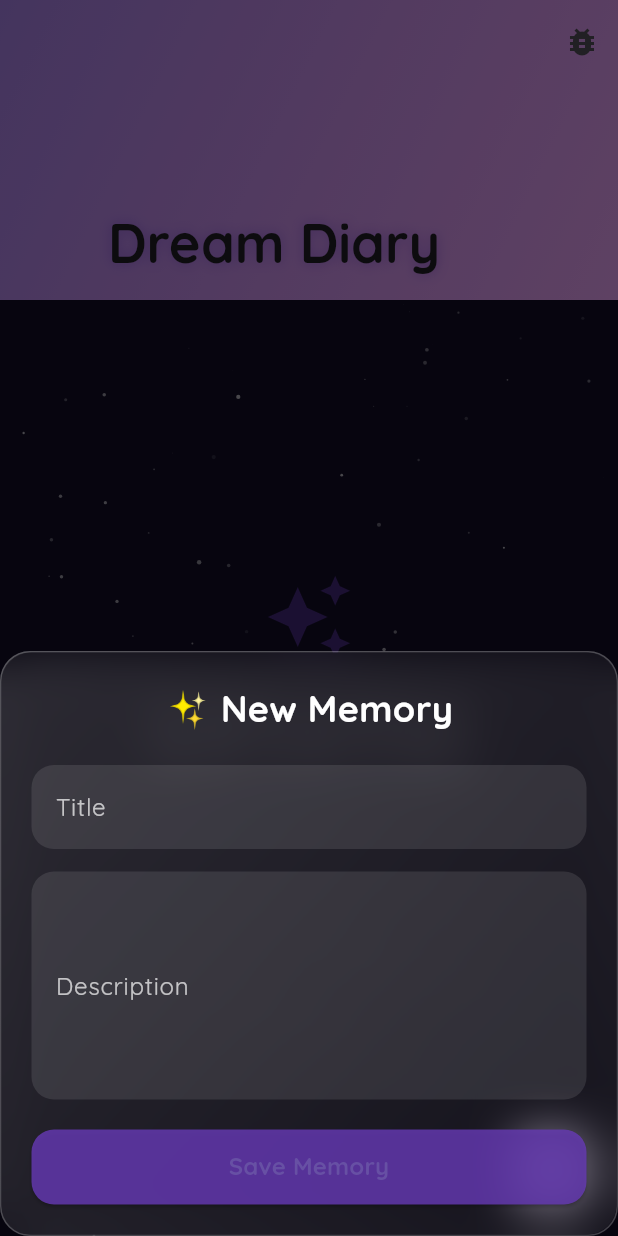
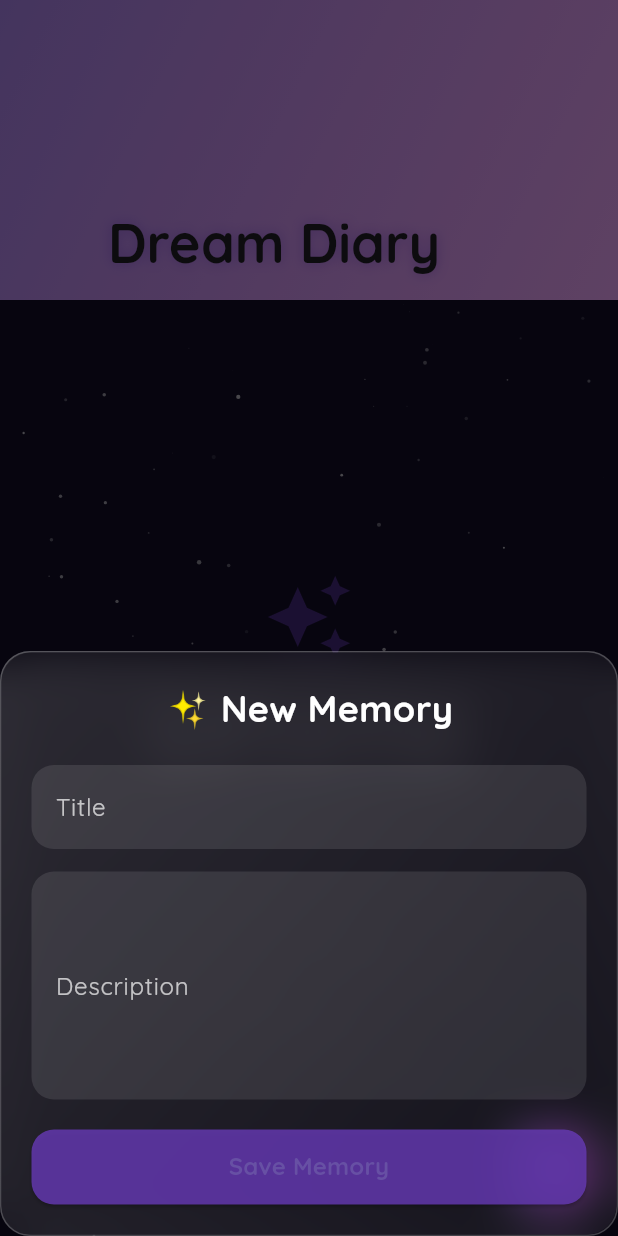
Before and after one commit to afqaffendi/romydiary, a Flutter app: the screen it shows after launch, after a tap on the "add" icon, on a phone screen of 412 x 824 dp. Run offline on Flutter 3.47's test engine with Material 3 defaults, Android fonts, the phone set to English and light mode, and no system bars; drawn by our look-alikes of liquid_pull_to_refresh; our stand-ins replace confetti, flutter_staggered_animations, google_fonts, shimmer, sqflite; accounts and stored records are empty.

Commit message:
adjust based on basic criteria

```diff
--- a/lib/homepage.dart
+++ b/lib/homepage.dart
@@ -67,7 +67,6 @@ class _HomePageState extends State<HomePage> with SingleTickerProviderStateMixin
   final TextEditingController _descriptionController = TextEditingController();
   final Random _random = Random();
   bool _isSaving = false;
-  bool _showDebugButton = false; // For testing purposes
 
   @override
   void initState() {
@@ -78,15 +77,12 @@ class _HomePageState extends State<HomePage> with SingleTickerProviderStateMixin
 
   Future<void> _initializeApp() async {
     try {
-      debugPrint('Initializing database...');
       final db = await SQLHelper.database;
       final tables = await db.rawQuery(
         "SELECT name FROM sqlite_master WHERE type='table' AND name='journals'"
       );
-      debugPrint('Existing tables: $tables');
 
       if (tables.isEmpty) {
-        debugPrint('Creating journals table...');
         await db.execute('''
           CREATE TABLE journals(
             id INTEGER PRIMARY KEY AUTOINCREMENT,
@@ -98,7 +94,6 @@ class _HomePageState extends State<HomePage> with SingleTickerProviderStateMixin
       }
       await _refreshJournals();
     } catch (e) {
-      debugPrint('Initialization error: $e');
       _showError('Failed to initialize app: ${e.toString()}');
     } finally {
       if (mounted) {
@@ -109,18 +104,11 @@ class _HomePageState extends State<HomePage> with SingleTickerProviderStateMixin
 
   Future<void> _refreshJournals() async {
     try {
-      debugPrint('Refreshing journals...');
       final data = await SQLHelper.getItems();
-      debugPrint('Retrieved ${data.length} items');
-
       if (mounted) {
-        setState(() {
-          _journals = data;
-          debugPrint('Journals updated: ${_journals.length} items');
-        });
+        setState(() => _journals = data);
       }
     } catch (e) {
-      debugPrint('Refresh error: $e');
       _showError('Failed to load entries: ${e.toString()}');
     }
   }
@@ -133,13 +121,10 @@ class _HomePageState extends State<HomePage> with SingleTickerProviderStateMixin
 
     setState(() => _isSaving = true);
     try {
-      debugPrint('Saving item: ${_titleController.text}');
       final id = await SQLHelper.createItem(
         _titleController.text,
         _descriptionController.text,
       );
-
-      debugPrint('Saved item with ID: $id');
 
       if (id > 0) {
         _titleController.clear();
@@ -151,7 +136,6 @@ class _HomePageState extends State<HomePage> with SingleTickerProviderStateMixin
         _showError('Failed to save memory');
       }
     } catch (e) {
-      debugPrint('Save error: $e');
       _showError('Error saving memory: ${e.toString()}');
     } finally {
       if (mounted) {
@@ -189,6 +173,33 @@ class _HomePageState extends State<HomePage> with SingleTickerProviderStateMixin
         setState(() => _isSaving = false);
       }
     }
+  }
+
+  Future<void> _confirmDelete(int id) async {
+    return showDialog(
+      context: context,
+      builder: (context) => GlassContainer(
+        blur: 15,
+        child: AlertDialog(
+          title: Text('Delete Entry', style: GoogleFonts.quicksand(color: Colors.white)),
+          content: Text('Are you sure?', style: GoogleFonts.quicksand(color: Colors.white70)),
+          backgroundColor: Colors.transparent,
+          actions: [
+            TextButton(
+              onPressed: () => Navigator.pop(context),
+              child: Text('Cancel', style: GoogleFonts.quicksand(color: Colors.white70)),
+            ),
+            TextButton(
+              onPressed: () async {
+                Navigator.pop(context);
+                await _deleteItem(id);
+              },
+              child: Text('Delete', style: GoogleFonts.quicksand(color: Colors.red)),
+            ),
+          ],
+        ),
+      ),
+    );
   }
 
   Future<void> _deleteItem(int id) async {
@@ -312,6 +323,93 @@ class _HomePageState extends State<HomePage> with SingleTickerProviderStateMixin
     );
   }
 
+  Widget _buildEmptyState() {
+    return Column(
+      mainAxisAlignment: MainAxisAlignment.center,
+      children: [
+        Icon(
+          Icons.auto_awesome,
+          size: 60,
+          color: Colors.deepPurple.withOpacity(0.5),
+        ),
+        const SizedBox(height: 20),
+        Text(
+          'No dreams recorded yet!\nTap the + button to begin',
+          textAlign: TextAlign.center,
+          style: GoogleFonts.quicksand(
+            fontSize: 18,
+            color: Colors.white70,
+          ),
+        ),
+      ],
+    );
+  }
+
+  Widget _buildJournalCard(Map<String, dynamic> journal, BuildContext context) {
+    return Container(
+      margin: const EdgeInsets.only(bottom: 16),
+      child: GlassContainer(
+        blur: 10,
+        child: InkWell(
+          borderRadius: BorderRadius.circular(20),
+          onTap: () => _showForm(journal['id']),
+          child: Padding(
+            padding: const EdgeInsets.all(16),
+            child: Column(
+              crossAxisAlignment: CrossAxisAlignment.start,
+              children: [
+                Row(
+                  children: [
+                    Expanded(
+                      child: Text(
+                        journal['title'],
+                        style: GoogleFonts.quicksand(
+                          fontSize: 18,
+                          fontWeight: FontWeight.bold,
+                          color: Colors.white,
+                        ),
+                        maxLines: 1,
+                        overflow: TextOverflow.ellipsis,
+                      ),
+                    ),
+                    IconButton(
+                      icon: const Icon(Icons.delete, color: Colors.white70),
+                      onPressed: () => _confirmDelete(journal['id']),
+                    ),
+                  ],
+                ),
+                const SizedBox(height: 8),
+                Text(
+                  journal['description'] ?? '',
+                  style: GoogleFonts.quicksand(
+                    color: Colors.white70,
+                  ),
+                  maxLines: 3,
+                  overflow: TextOverflow.ellipsis,
+                ),
+                const SizedBox(height: 8),
+                Row(
+                  mainAxisAlignment: MainAxisAlignment.end,
+                  children: [
+                    Text(
+                      journal['createdAt'] != null
+                          ? journal['createdAt'].toString().substring(0, 10)
+                          : '',
+                      style: GoogleFonts.quicksand(
+                        color: Colors.white70,
+                        fontSize: 12,
+                      ),
+                    ),
+                  ],
+                ),
+              ],
+            ),
+          ),
+        ),
+      ),
+    );
+  }
+
   void _showMessage(String message) {
     ScaffoldMessenger.of(context).showSnackBar(
       SnackBar(
@@ -348,71 +446,6 @@ class _HomePageState extends State<HomePage> with SingleTickerProviderStateMixin
           borderRadius: BorderRadius.circular(10),
         ),
         duration: const Duration(seconds: 3),
-      ),
-    );
-  }
-
-  Widget _buildJournalCard(Map<String, dynamic> journal, BuildContext context) {
-    return Container(
-      margin: const EdgeInsets.only(bottom: 16),
-      child: GlassContainer(
-        blur: 10,
-        child: InkWell(
-          borderRadius: BorderRadius.circular(20),
-          onTap: () => _showForm(journal['id']),
-          child: Padding(
-            padding: const EdgeInsets.all(16),
-            child: Column(
-              crossAxisAlignment: CrossAxisAlignment.start,
-              children: [
-                Row(
-                  children: [
-                    Expanded(
-                      child: Text(
-                        journal['title'],
-                        style: GoogleFonts.quicksand(
-                          fontSize: 18,
-                          fontWeight: FontWeight.bold,
-                          color: Colors.white,
-                        ),
-                        maxLines: 1,
-                        overflow: TextOverflow.ellipsis,
-                      ),
-                    ),
-                    IconButton(
-                      icon: const Icon(Icons.delete, color: Colors.white70),
-                      onPressed: () => _deleteItem(journal['id']),
-                    ),
-                  ],
-                ),
-                const SizedBox(height: 8),
-                Text(
-                  journal['description'] ?? '',
-                  style: GoogleFonts.quicksand(
-                    color: Colors.white70,
-                  ),
-                  maxLines: 3,
-                  overflow: TextOverflow.ellipsis,
-                ),
-                const SizedBox(height: 8),
-                Row(
-                  mainAxisAlignment: MainAxisAlignment.end,
-                  children: [
-                    Text(
-                      journal['createdAt'] != null
-                          ? journal['createdAt'].toString().substring(0, 10)
-                          : '',
-                      style: GoogleFonts.quicksand(
-                        color: Colors.white70,
-                        fontSize: 12,
-                      ),
-                    ),
-                  ],
-                ),
-              ],
-            ),
-          ),
-        ),
       ),
     );
   }
@@ -466,14 +499,6 @@ class _HomePageState extends State<HomePage> with SingleTickerProviderStateMixin
                     ),
                   ),
                   pinned: true,
-                  actions: [
-                    IconButton(
-                      icon: const Icon(Icons.bug_report),
-                      onPressed: () {
-                        setState(() => _showDebugButton = !_showDebugButton);
-                      },
-                    ),
-                  ],
                 ),
 
                 _isLoading
@@ -505,27 +530,7 @@ class _HomePageState extends State<HomePage> with SingleTickerProviderStateMixin
                         ? SliverToBoxAdapter(
                             child: SizedBox(
                               height: MediaQuery.of(context).size.height * 0.6,
-                              child: Center(
-                                child: Column(
-                                  mainAxisAlignment: MainAxisAlignment.center,
-                                  children: [
-                                    Icon(
-                                      Icons.auto_awesome,
-                                      size: 60,
-                                      color: Colors.deepPurple.withOpacity(0.5),
-                                    ),
-                                    const SizedBox(height: 20),
-                                    Text(
-                                      'No dreams recorded yet!\nTap the + button to begin',
-                                      textAlign: TextAlign.center,
-                                      style: GoogleFonts.quicksand(
-                                        fontSize: 18,
-                                        color: Colors.white70,
-                                      ),
-                                    ),
-                                  ],
-                                ),
-                              ),
+                              child: _buildEmptyState(),
                             ),
                           )
                         : SliverPadding(
@@ -567,32 +572,30 @@ class _HomePageState extends State<HomePage> with SingleTickerProviderStateMixin
         ],
       ),
 
-      floatingActionButton: _showDebugButton
-          ? Column(
-              mainAxisSize: MainAxisSize.min,
-              children: [
-                FloatingActionButton(
-                  heroTag: 'reset_db',
-                  mini: true,
-                  onPressed: () async {
-                    await SQLHelper.deleteDatabase();
-                    await _initializeApp();
-                  },
-                  child: const Icon(Icons.delete),
-                ),
-                const SizedBox(height: 16),
-                FloatingActionButton(
-                  heroTag: 'add_memory',
-                  onPressed: () => _showForm(null),
-                  child: const Icon(Icons.add),
-                ),
+      floatingActionButton: FloatingActionButton(
+        onPressed: () => _showForm(null),
+        child: Container(
+          width: 60,
+          height: 60,
+          decoration: BoxDecoration(
+            shape: BoxShape.circle,
+            gradient: LinearGradient(
+              colors: [
+                Colors.deepPurple,
+                Colors.purpleAccent,
               ],
-            )
-          : FloatingActionButton(
-              heroTag: 'add_memory',
-              onPressed: () => _showForm(null),
-              child: const Icon(Icons.add),
             ),
+            boxShadow: [
+              BoxShadow(
+                color: Colors.deepPurple.withOpacity(0.4),
+                blurRadius: 10,
+                spreadRadius: 2,
+              ),
+            ],
+          ),
+          child: const Icon(Icons.add, size: 30),
+        ),
+      ),
     );
   }
 
--- a/lib/main.dart
+++ b/lib/main.dart
@@ -19,12 +19,20 @@ class DreamDiaryApp extends StatelessWidget {
         textTheme: GoogleFonts.quicksandTextTheme(
           Theme.of(context).textTheme,
         ),
+        appBarTheme: const AppBarTheme(
+          centerTitle: true,
+          elevation: 0,
+        ),
       ),
       darkTheme: ThemeData.dark().copyWith(
         textTheme: GoogleFonts.quicksandTextTheme(
           Theme.of(context).textTheme,
         ),
         scaffoldBackgroundColor: const Color(0xFF0F0B21),
+        appBarTheme: const AppBarTheme(
+          centerTitle: true,
+          elevation: 0,
+        ),
       ),
       home: const HomePage(),
       debugShowCheckedModeBanner: false,
--- a/lib/sql_helper.dart
+++ b/lib/sql_helper.dart
@@ -11,10 +11,8 @@ class SQLHelper {
   }
 
   static Future<Database> _initDB() async {
-    try {
     final dbPath = await getDatabasesPath();
     final path = join(dbPath, 'dream_diary.db');
-      print('Database path: $path');
 
     return await openDatabase(
       path,
@@ -28,57 +26,31 @@ class SQLHelper {
             createdAt TEXT NOT NULL
           )
         ''');
-          print('Created journals table');
       },
     );
-    } catch (e) {
-      print('Error initializing database: $e');
-      rethrow;
-    }
   }
 
   static Future<int> createItem(String title, String description) async {
-    try {
     final db = await database;
-      final createdAt = DateTime.now().toIso8601String();
-
-      final id = await db.insert(
+    return await db.insert(
       'journals',
       {
         'title': title,
         'description': description,
-          'createdAt': createdAt,
+        'createdAt': DateTime.now().toIso8601String(),
       },
       conflictAlgorithm: ConflictAlgorithm.replace,
     );
-
-      print('Created item with ID: $id');
-      return id;
-    } catch (e) {
-      print('Error creating item: $e');
-      rethrow;
-    }
   }
 
   static Future<List<Map<String, dynamic>>> getItems() async {
-    try {
     final db = await database;
-      final items = await db.query(
-        'journals',
-        orderBy: 'createdAt DESC',
-      );
-      print('Fetched ${items.length} items');
-      return items;
-    } catch (e) {
-      print('Error fetching items: $e');
-      rethrow;
-    }
+    return await db.query('journals', orderBy: 'createdAt DESC');
   }
 
   static Future<int> updateItem(int id, String title, String description) async {
-    try {
     final db = await database;
-      final result = await db.update(
+    return await db.update(
       'journals',
       {
         'title': title,
@@ -88,40 +60,21 @@ class SQLHelper {
       where: 'id = ?',
       whereArgs: [id],
     );
-      print('Updated $result item(s)');
-      return result;
-    } catch (e) {
-      print('Error updating item: $e');
-      rethrow;
-    }
   }
 
   static Future<int> deleteItem(int id) async {
-    try {
     final db = await database;
-      final result = await db.delete(
+    return await db.delete(
       'journals',
       where: 'id = ?',
       whereArgs: [id],
     );
-      print('Deleted $result item(s)');
-      return result;
-    } catch (e) {
-      print('Error deleting item: $e');
-      rethrow;
-    }
   }
 
   static Future<void> deleteDatabase() async {
-    try {
     final dbPath = await getDatabasesPath();
     final path = join(dbPath, 'dream_diary.db');
     await databaseFactory.deleteDatabase(path);
-      print('Database deleted');
     _database = null;
-    } catch (e) {
-      print('Error deleting database: $e');
-      rethrow;
   }
 }
-}
```
Lines whose indentation alone changed are shown as unchanged.
